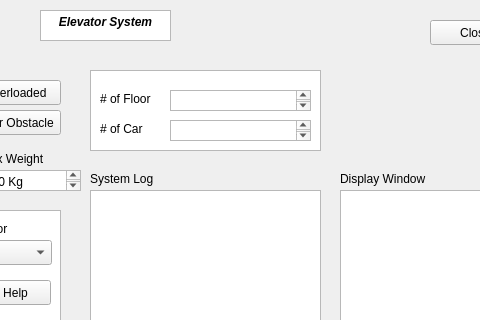
NirmithDAlmeida/COMP3004A3, file Sourcecode/ElevatorSourceCode/mainwindow.ui: the form before one commit; both pictures show x 290 to 770 and y 0 to 320 of the 901 by 600 pixel window.
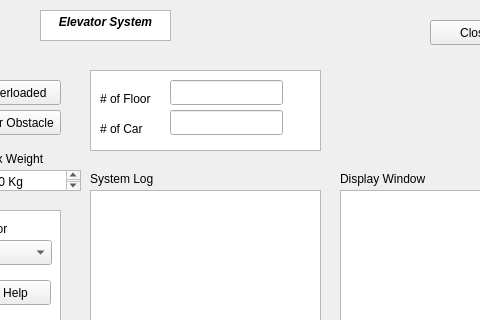
The form after the commit.

```diff
--- a/Sourcecode/ElevatorSourceCode/mainwindow.ui
+++ b/Sourcecode/ElevatorSourceCode/mainwindow.ui
@@ -44,7 +44,7 @@
 &lt;p align=&quot;center&quot; style=&quot; margin-top:0px; margin-bottom:0px; margin-left:0px; margin-right:0px; -qt-block-indent:0; text-indent:0px;&quot;&gt;&lt;span style=&quot; font-weight:600; font-style:italic;&quot;&gt;Elevator System&lt;/span&gt;&lt;/p&gt;&lt;/body&gt;&lt;/html&gt;</string>
     </property>
    </widget>
-   <widget class="QPushButton" name="pushButton">
+   <widget class="QPushButton" name="fireSafety">
     <property name="geometry">
      <rect>
       <x>150</x>
@@ -155,26 +155,6 @@
      <string># of Car</string>
     </property>
    </widget>
-   <widget class="QTextEdit" name="textEdit">
-    <property name="geometry">
-     <rect>
-      <x>460</x>
-      <y>90</y>
-      <width>141</width>
-      <height>21</height>
-     </rect>
-    </property>
-   </widget>
-   <widget class="QTextEdit" name="textEdit_2">
-    <property name="geometry">
-     <rect>
-      <x>460</x>
-      <y>120</y>
-      <width>141</width>
-      <height>21</height>
-     </rect>
-    </property>
-   </widget>
    <widget class="QTextBrowser" name="textBrowser_4">
     <property name="geometry">
      <rect>
@@ -448,10 +428,30 @@
      <string>Close</string>
     </property>
    </widget>
+   <widget class="QLineEdit" name="numberFloor">
+    <property name="geometry">
+     <rect>
+      <x>460</x>
+      <y>80</y>
+      <width>113</width>
+      <height>25</height>
+     </rect>
+    </property>
+   </widget>
+   <widget class="QLineEdit" name="numberCar">
+    <property name="geometry">
+     <rect>
+      <x>460</x>
+      <y>110</y>
+      <width>113</width>
+      <height>25</height>
+     </rect>
+    </property>
+   </widget>
    <zorder>textBrowser_6</zorder>
    <zorder>StartSimulation</zorder>
    <zorder>textBrowser_2</zorder>
-   <zorder>pushButton</zorder>
+   <zorder>fireSafety</zorder>
    <zorder>pushButton_3</zorder>
    <zorder>pushButton_4</zorder>
    <zorder>pushButton_5</zorder>
@@ -460,8 +460,6 @@
    <zorder>textBrowser_3</zorder>
    <zorder>label</zorder>
    <zorder>label_2</zorder>
-   <zorder>textEdit</zorder>
-   <zorder>textEdit_2</zorder>
    <zorder>textBrowser_4</zorder>
    <zorder>label_3</zorder>
    <zorder>label_4</zorder>
@@ -481,6 +479,8 @@
    <zorder>label_11</zorder>
    <zorder>pushButton_9</zorder>
    <zorder>pushButton_10</zorder>
+   <zorder>numberFloor</zorder>
+   <zorder>numberCar</zorder>
   </widget>
   <widget class="QMenuBar" name="menubar">
    <property name="geometry">
```
Left out of the diff: 4 changed lines with no effect on the pictures.
